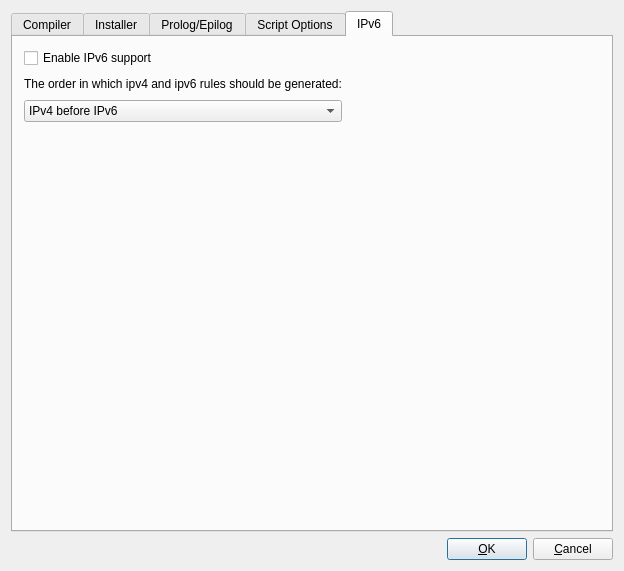
This is src/gui/ipfwadvanceddialog_q.ui in fwbuilder/fwbuilder as Qt 5 draws it before an edit. The edited form follows.
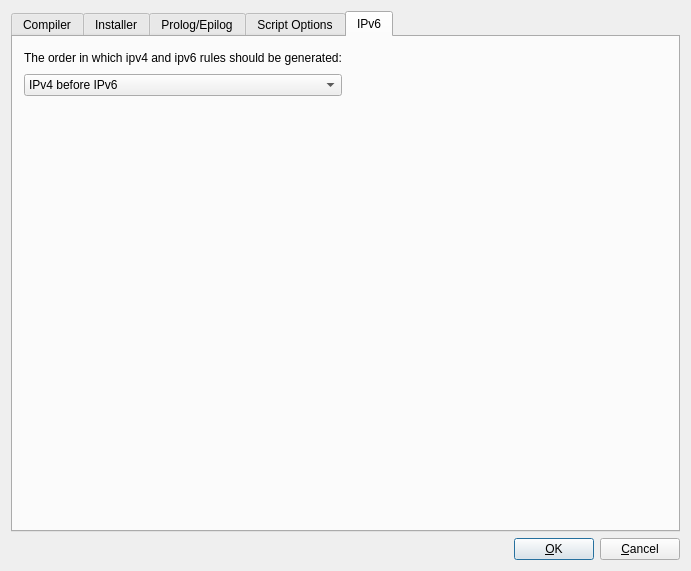
This is the edited form. The open tabs and pages were chosen to show the change.

Commit message: support for ipv6 in fwb_iosacl; support for attribute ipv6 in RuleSet dialog

```diff
--- a/src/gui/ipfwadvanceddialog_q.ui
+++ b/src/gui/ipfwadvanceddialog_q.ui
@@ -5,7 +5,7 @@
    <rect>
     <x>0</x>
     <y>0</y>
-    <width>624</width>
+    <width>691</width>
     <height>571</height>
    </rect>
   </property>
@@ -881,13 +881,6 @@
        <string>IPv6</string>
       </attribute>
       <layout class="QGridLayout" >
-       <item row="0" column="0" >
-        <widget class="QCheckBox" name="ipv6_2" >
-         <property name="text" >
-          <string>Enable IPv6 support</string>
-         </property>
-        </widget>
-       </item>
        <item row="1" column="0" >
         <widget class="QLabel" name="label_2" >
          <property name="text" >
```
Left out of the diff: 2 changed lines with no effect on the pictures. The commit also changes 23 other files.
